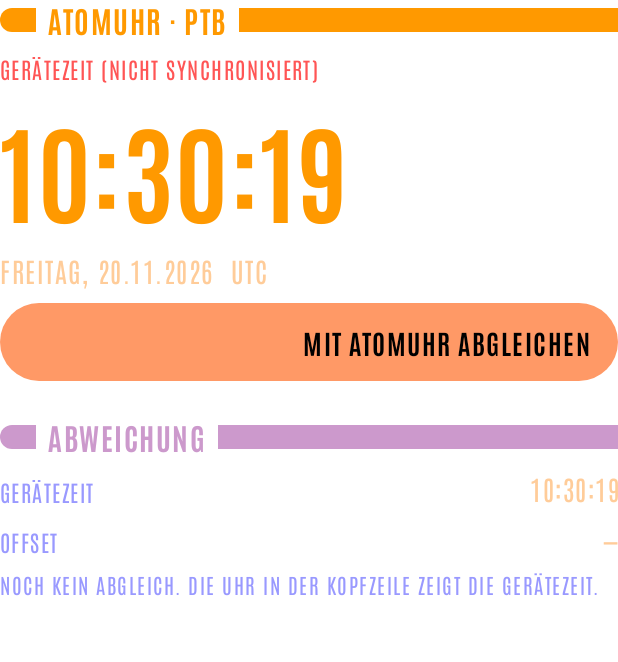
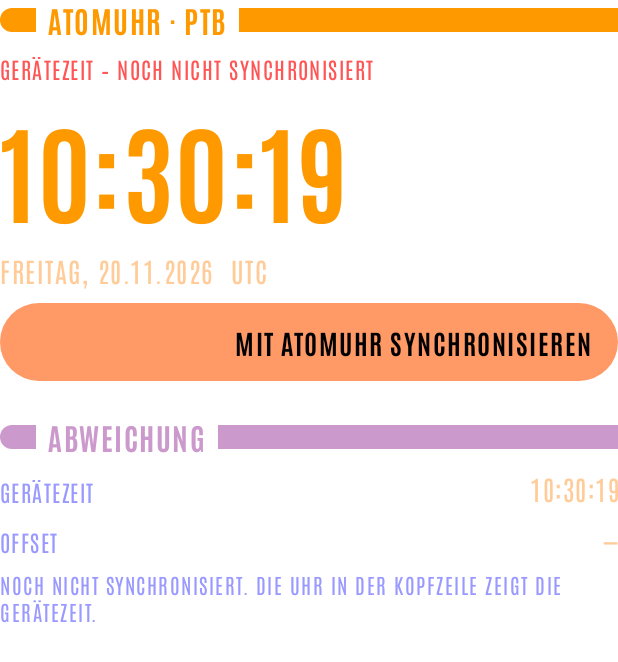
Before and after one commit to haigerman/multitool, an Android app built with Jetpack Compose: the composable ClockScreen shown on its own in the app's theme, on a phone screen of 412 x 824 dp. Shown: the top 662 px of the screen. Run offline under Robolectric (Android 15) with nearby library versions, the phone set to English and light mode, and no system bars; network calls fail.

Commit message:
Atomuhr: Uhrzeit einzeilig, klarere Beschriftung (0.1.1)
- Große Uhrzeit, Statuszeile und Button-Beschriftungen passen ihre
  Schriftgröße an die verfügbare Breite an und brechen nicht mehr um
- Button: "Mit Atomuhr synchronisieren"
- Statuszeile: "Atomuhrzeit (PTB) – Gerät synchronisiert" bzw.
  "Gerätezeit – noch nicht synchronisiert" statt "Referenzzeit"
- Screenshot-Test für ein schmales Gerät (360 dp)

Co-Authored-By: Claude Opus 5.5 <noreply@anthropic.com>
Claude-Session: https://claude.ai/code/session_01TpxbMB69fxnFPxbwW1Q4q4

```diff
--- a/app/src/main/java/me/winterkind/multitool/clock/ClockScreen.kt
+++ b/app/src/main/java/me/winterkind/multitool/clock/ClockScreen.kt
@@ -20,6 +20,7 @@ import androidx.compose.ui.text.font.FontWeight
 import androidx.compose.ui.unit.dp
 import androidx.compose.ui.unit.sp
 import kotlinx.coroutines.delay
+import me.winterkind.multitool.ui.LAutoText
 import me.winterkind.multitool.ui.LText
 import me.winterkind.multitool.ui.Lcars
 import me.winterkind.multitool.ui.LcarsPill
@@ -68,16 +69,20 @@ fun ClockScreen(vm: ClockViewModel, state: ClockState) {
     ) {
         LcarsSectionHeader("Atomuhr · PTB", Lcars.Orange)
 
-        LText(
-            if (state.synced) "Referenzzeit (synchronisiert)" else "Gerätezeit (nicht synchronisiert)",
-            size = 15.sp,
+        LAutoText(
+            if (state.synced) "Atomuhrzeit (PTB) – Gerät synchronisiert" else "Gerätezeit – noch nicht synchronisiert",
+            Modifier.fillMaxWidth(),
+            maxSize = 15.sp,
             color = if (state.synced) Lcars.Green else Lcars.Mars,
         )
-        LText(timeFmt.format(zoned), size = 72.sp, color = Lcars.Orange, weight = FontWeight.Bold)
+        LAutoText(
+            timeFmt.format(zoned), Modifier.fillMaxWidth(),
+            maxSize = 72.sp, minSize = 32.sp, color = Lcars.Orange, weight = FontWeight.Bold,
+        )
         LText("${dateFmt.format(zoned)}  ${zoneFmt.format(zoned)}", size = 18.sp, color = Lcars.Tan)
 
         LcarsPill(
-            label = if (state.syncing) "Abgleich läuft…" else "Mit Atomuhr abgleichen",
+            label = if (state.syncing) "Synchronisiere…" else "Mit Atomuhr synchronisieren",
             color = Lcars.Peach,
             enabled = !state.syncing,
             modifier = Modifier.fillMaxWidth(),
@@ -96,7 +101,7 @@ fun ClockScreen(vm: ClockViewModel, state: ClockState) {
         if (last == null) {
             LcarsReadout("Offset", "—")
             LText(
-                "Noch kein Abgleich. Die Uhr in der Kopfzeile zeigt die Gerätezeit.",
+                "Noch nicht synchronisiert. Die Uhr in der Kopfzeile zeigt die Gerätezeit.",
                 size = 14.sp, color = Lcars.Periwinkle,
             )
         } else {
@@ -110,7 +115,7 @@ fun ClockScreen(vm: ClockViewModel, state: ClockState) {
             LText(verdict.first, size = 15.sp, color = verdict.second)
             LcarsReadout("Laufzeit (RTT)", "${last.roundTripMs} ms")
             LcarsReadout("Genauigkeit", "± ${(last.roundTripMs + 1) / 2} ms")
-            LcarsReadout("Letzter Abgleich", state.lastSyncWallMs?.let(::formatTime) ?: "—")
+            LcarsReadout("Letzte Synchronisation", state.lastSyncWallMs?.let(::formatTime) ?: "—")
 
             Spacer(Modifier.height(4.dp))
             LcarsSectionHeader("Gegenstelle", Lcars.Sky)
--- a/app/src/main/java/me/winterkind/multitool/ui/Lcars.kt
+++ b/app/src/main/java/me/winterkind/multitool/ui/Lcars.kt
@@ -7,6 +7,7 @@ import androidx.compose.foundation.interaction.MutableInteractionSource
 import androidx.compose.foundation.interaction.collectIsPressedAsState
 import androidx.compose.foundation.layout.Arrangement
 import androidx.compose.foundation.layout.Box
+import androidx.compose.foundation.layout.BoxWithConstraints
 import androidx.compose.foundation.layout.Column
 import androidx.compose.foundation.layout.Row
 import androidx.compose.foundation.layout.RowScope
@@ -29,6 +30,7 @@ import androidx.compose.ui.geometry.Size
 import androidx.compose.ui.graphics.Color
 import androidx.compose.ui.graphics.Path
 import androidx.compose.ui.text.TextStyle
+import androidx.compose.ui.text.rememberTextMeasurer
 import androidx.compose.ui.text.font.Font
 import androidx.compose.ui.text.font.FontFamily
 import androidx.compose.ui.text.font.FontWeight
@@ -84,6 +86,42 @@ fun LText(
         textAlign = align,
         maxLines = maxLines,
     )
+}
+
+/**
+ * Single-line text that shrinks its font size (down to [minSize]) until it fits the available
+ * width, so long labels and the big clock never wrap on narrow screens.
+ */
+@Composable
+fun LAutoText(
+    text: String,
+    modifier: Modifier = Modifier,
+    maxSize: TextUnit = 18.sp,
+    minSize: TextUnit = 10.sp,
+    color: Color = Lcars.Orange,
+    weight: FontWeight = FontWeight.Normal,
+    align: TextAlign? = null,
+) {
+    val measurer = rememberTextMeasurer()
+    val upper = text.uppercase()
+    BoxWithConstraints(modifier) {
+        val maxPx = constraints.maxWidth
+        var size = maxSize
+        if (constraints.hasBoundedWidth) {
+            while (size.value > minSize.value) {
+                val w = measurer.measure(upper, lcarsText(size, color, weight), maxLines = 1, softWrap = false).size.width
+                if (w <= maxPx) break
+                size = (size.value - 1f).sp
+            }
+        }
+        Text(
+            text = upper,
+            style = lcarsText(size, color, weight),
+            textAlign = align,
+            maxLines = 1,
+            softWrap = false,
+        )
+    }
 }
 
 /**
@@ -193,7 +231,7 @@ fun LcarsPill(
             .padding(horizontal = 18.dp, vertical = 2.dp),
         contentAlignment = Alignment.CenterEnd,
     ) {
-        LText(label, size = 18.sp, color = Lcars.Black, weight = FontWeight.Bold, maxLines = 1)
+        LAutoText(label, maxSize = 18.sp, color = Lcars.Black, weight = FontWeight.Bold, align = TextAlign.End)
     }
 }
 
```
Also changed, not shown: 6 other files.
